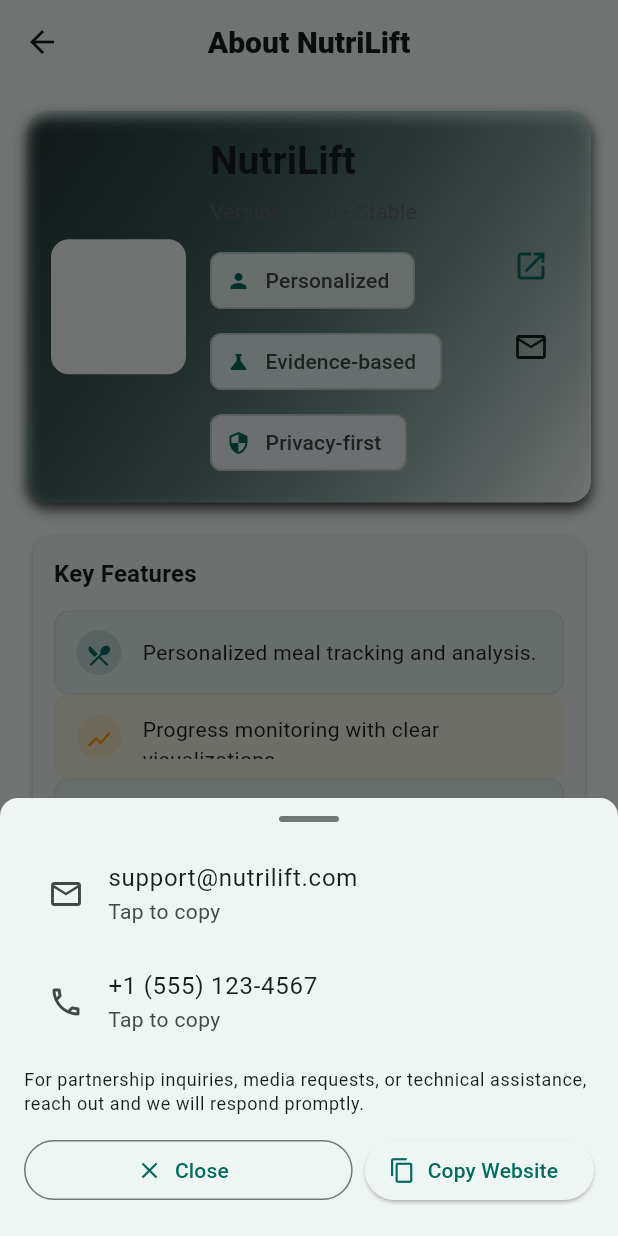
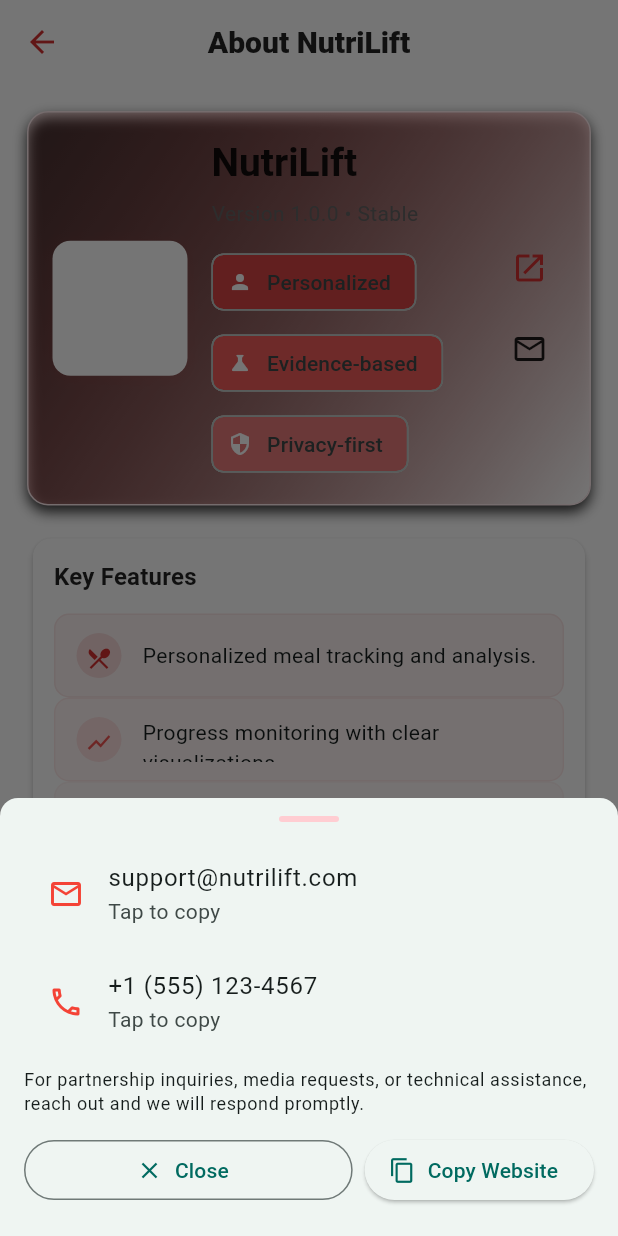
Before and after one commit to lujamanandhar/FYP, a Flutter app: the AboutPage screen opened directly, after a tap on the "email" icon, on a phone screen of 412 x 824 dp. Run offline on Flutter 3.47's test engine with Material 3 defaults, Android fonts, the phone set to English and light mode, and no system bars.

Commit message:
colors updated with theme for about page

```diff
--- a/nutrilift/frontend/lib/about.dart
+++ b/nutrilift/frontend/lib/about.dart
@@ -71,15 +71,15 @@
             child: Column(
               mainAxisSize: MainAxisSize.min,
               children: [
-                Container(height: 4, width: 40, margin: const EdgeInsets.only(bottom: 12), decoration: BoxDecoration(color: theme.dividerColor, borderRadius: BorderRadius.circular(4))),
+                Container(height: 4, width: 40, margin: const EdgeInsets.only(bottom: 12), decoration: BoxDecoration(color: Colors.red.shade100, borderRadius: BorderRadius.circular(4))),
                 ListTile(
-                  leading: const Icon(Icons.email_outlined),
+                  leading: const Icon(Icons.email_outlined, color: Colors.red),
                   title: const Text('support@nutrilift.com'),
                   subtitle: const Text('Tap to copy'),
                   onTap: () => _copyToClipboard('support@nutrilift.com', 'Email'),
                 ),
                 ListTile(
-                  leading: const Icon(Icons.phone_outlined),
+                  leading: const Icon(Icons.phone_outlined, color: Colors.red),
                   title: const Text('+1 (555) 123-4567'),
                   subtitle: const Text('Tap to copy'),
                   onTap: () => _copyToClipboard('+1 (555) 123-4567', 'Phone'),
@@ -113,7 +113,7 @@
       builder: (context) {
         return AlertDialog(
           title: const Text('Website'),
-          content: SelectableText('https://www.nutrilift.com', style: theme.textTheme.bodyMedium?.copyWith(color: theme.colorScheme.primary)),
+          content: SelectableText('https://www.nutrilift.com', style: theme.textTheme.bodyMedium?.copyWith(color: Colors.red.shade700)),
           actions: [
             TextButton(onPressed: () => _copyToClipboard('https://www.nutrilift.com', 'Website'), child: const Text('Copy')),
             TextButton(onPressed: () => Navigator.of(context).pop(), child: const Text('Close')),
@@ -148,20 +148,30 @@
   @override
   Widget build(BuildContext context) {
     final theme = Theme.of(context);
-    final primary = theme.colorScheme.primary;
+
+    // Red & white themed palette
+    final Color primary = Colors.red.shade700;
+    final Color primaryLight = Colors.red.shade400;
+    final Color surface = Colors.white;
+    final Color onSurface = Colors.black87;
+    final Color cardBg = Colors.white;
+    final Color subtleDivider = Colors.red.shade50;
+
     final features = [
       _featureTile(Icons.restaurant_menu, 'Personalized meal tracking and analysis.', primary),
-      _featureTile(Icons.show_chart, 'Progress monitoring with clear visualizations.', Colors.orange),
-      _featureTile(Icons.track_changes, 'Goal planning and adaptive recommendations.', Colors.teal),
+      _featureTile(Icons.show_chart, 'Progress monitoring with clear visualizations.', primaryLight),
+      _featureTile(Icons.track_changes, 'Goal planning and adaptive recommendations.', Colors.red.shade200),
     ];
 
     return Scaffold(
+      backgroundColor: surface,
       appBar: AppBar(
         title: const Text('About NutriLift'),
         centerTitle: true,
         elevation: 0,
-        backgroundColor: theme.colorScheme.surface,
-        foregroundColor: theme.colorScheme.onSurface,
+        backgroundColor: surface,
+        foregroundColor: onSurface,
+        iconTheme: IconThemeData(color: primary),
       ),
       body: FadeTransition(
         opacity: _fadeIn,
@@ -186,9 +196,10 @@
                       },
                       child: Container(
                         decoration: BoxDecoration(
-                          gradient: LinearGradient(colors: [primary.withOpacity(0.12), theme.colorScheme.surface], begin: Alignment.topLeft, end: Alignment.bottomRight),
+                          gradient: LinearGradient(colors: [primary.withOpacity(0.12), surface], begin: Alignment.topLeft, end: Alignment.bottomRight),
                           borderRadius: BorderRadius.circular(14),
                           boxShadow: [BoxShadow(color: Colors.black12.withOpacity(0.8), blurRadius: 8 * _logoScale.value, offset: const Offset(0, 4))],
+                          border: Border.all(color: subtleDivider),
                         ),
                         padding: const EdgeInsets.all(16),
                         child: Row(
@@ -205,8 +216,9 @@
                                   width: 90,
                                   height: 90,
                                   decoration: BoxDecoration(
-                                    color: theme.colorScheme.surface,
+                                    color: surface,
                                     borderRadius: BorderRadius.circular(12),
+                                    boxShadow: [BoxShadow(color: primary.withOpacity(0.08), blurRadius: 8, offset: const Offset(0, 2))],
                                   ),
                                   child: Padding(
                                     padding: const EdgeInsets.all(12),
@@ -220,7 +232,7 @@
                               child: Column(
                                 crossAxisAlignment: CrossAxisAlignment.start,
                                 children: [
-                                  Text('NutriLift', style: theme.textTheme.headlineSmall?.copyWith(fontWeight: FontWeight.bold)),
+                                  Text('NutriLift', style: theme.textTheme.headlineSmall?.copyWith(fontWeight: FontWeight.bold, color: onSurface)),
                                   const SizedBox(height: 6),
                                   Text('Version 1.0.0 • Stable', style: theme.textTheme.bodyMedium?.copyWith(color: Colors.grey[700])),
                                   const SizedBox(height: 12),
@@ -228,9 +240,9 @@
                                     spacing: 8,
                                     runSpacing: 6,
                                     children: [
-                                      Chip(avatar: const Icon(Icons.person, size: 16), label: const Text('Personalized'), backgroundColor: primary.withOpacity(0.08)),
-                                      Chip(avatar: const Icon(Icons.science, size: 16), label: const Text('Evidence-based'), backgroundColor: Colors.teal.withOpacity(0.08)),
-                                      Chip(avatar: const Icon(Icons.security, size: 16), label: const Text('Privacy-first'), backgroundColor: Colors.indigo.withOpacity(0.06)),
+                                      Chip(avatar: const Icon(Icons.person, size: 16, color: Colors.white), label: const Text('Personalized'), backgroundColor: primary.withOpacity(0.9)),
+                                      Chip(avatar: const Icon(Icons.science, size: 16, color: Colors.white), label: const Text('Evidence-based'), backgroundColor: primaryLight.withOpacity(0.95)),
+                                      Chip(avatar: const Icon(Icons.security, size: 16, color: Colors.white), label: const Text('Privacy-first'), backgroundColor: Colors.red.shade300.withOpacity(0.95)),
                                     ],
                                   ),
                                 ],
@@ -240,7 +252,7 @@
                               children: [
                                 IconButton(onPressed: _showWebsiteDialog, icon: Icon(Icons.open_in_new, color: primary), tooltip: 'Website'),
                                 const SizedBox(height: 6),
-                                IconButton(onPressed: _showContactSheet, icon: Icon(Icons.email_outlined, color: theme.colorScheme.onSurface), tooltip: 'Contact'),
+                                IconButton(onPressed: _showContactSheet, icon: Icon(Icons.email_outlined, color: onSurface), tooltip: 'Contact'),
                               ],
                             )
                           ],
@@ -251,6 +263,7 @@
 
                     // Features grid with staggered animations
                     Card(
+                      color: cardBg,
                       shape: RoundedRectangleBorder(borderRadius: BorderRadius.circular(12)),
                       elevation: 2,
                       child: Padding(
@@ -258,7 +271,7 @@
                         child: Column(
                           crossAxisAlignment: CrossAxisAlignment.start,
                           children: [
-                            Text('Key Features', style: theme.textTheme.titleMedium?.copyWith(fontWeight: FontWeight.w700)),
+                            Text('Key Features', style: theme.textTheme.titleMedium?.copyWith(fontWeight: FontWeight.w700, color: onSurface)),
                             const SizedBox(height: 12),
                             GridView.builder(
                               shrinkWrap: true,
@@ -283,6 +296,7 @@
 
                     // Overview / Mission / Privacy
                     Card(
+                      color: cardBg,
                       shape: RoundedRectangleBorder(borderRadius: BorderRadius.circular(12)),
                       elevation: 1,
                       child: Padding(
@@ -290,20 +304,20 @@
                         child: Column(
                           crossAxisAlignment: CrossAxisAlignment.start,
                           children: [
-                            Text('Overview', style: theme.textTheme.titleMedium?.copyWith(fontWeight: FontWeight.w700)),
+                            Text('Overview', style: theme.textTheme.titleMedium?.copyWith(fontWeight: FontWeight.w700, color: onSurface)),
                             const SizedBox(height: 8),
                             Text(
                               'NutriLift is a comprehensive nutrition and fitness application designed to help individuals achieve sustainable health outcomes. We provide tools and guidance grounded in evidence.',
-                              style: theme.textTheme.bodyLarge,
+                              style: theme.textTheme.bodyLarge?.copyWith(color: onSurface),
                             ),
                             const SizedBox(height: 12),
-                            Text('Mission', style: theme.textTheme.titleMedium?.copyWith(fontWeight: FontWeight.w700)),
+                            Text('Mission', style: theme.textTheme.titleMedium?.copyWith(fontWeight: FontWeight.w700, color: onSurface)),
                             const SizedBox(height: 8),
-                            Text('To empower users with clear, actionable insights that make healthy living accessible, measurable, and maintainable.', style: theme.textTheme.bodyLarge),
+                            Text('To empower users with clear, actionable insights that make healthy living accessible, measurable, and maintainable.', style: theme.textTheme.bodyLarge?.copyWith(color: onSurface)),
                             const SizedBox(height: 12),
-                            Text('Privacy & Data', style: theme.textTheme.titleMedium?.copyWith(fontWeight: FontWeight.w700)),
+                            Text('Privacy & Data', style: theme.textTheme.titleMedium?.copyWith(fontWeight: FontWeight.w700, color: onSurface)),
                             const SizedBox(height: 8),
-                            Text('We treat user data with care. Personal information is processed only to provide and improve our services. Visit our website for the full Privacy Policy.', style: theme.textTheme.bodyLarge),
+                            Text('We treat user data with care. Personal information is processed only to provide and improve our services. Visit our website for the full Privacy Policy.', style: theme.textTheme.bodyLarge?.copyWith(color: onSurface)),
                           ],
                         ),
                       ),
@@ -320,14 +334,22 @@
                             onPressed: _showContactSheet,
                             icon: const Icon(Icons.email_outlined),
                             label: const Text('Contact'),
-                            style: ElevatedButton.styleFrom(padding: const EdgeInsets.symmetric(horizontal: 20, vertical: 12)),
+                            style: ElevatedButton.styleFrom(
+                              padding: const EdgeInsets.symmetric(horizontal: 20, vertical: 12),
+                              backgroundColor: primary,
+                              foregroundColor: Colors.white,
+                            ),
                           ),
                           const SizedBox(width: 12),
                           OutlinedButton.icon(
                             onPressed: _showWebsiteDialog,
-                            icon: const Icon(Icons.public),
+                            icon: Icon(Icons.public, color: primary),
                             label: const Text('Website'),
-                            style: OutlinedButton.styleFrom(padding: const EdgeInsets.symmetric(horizontal: 20, vertical: 12)),
+                            style: OutlinedButton.styleFrom(
+                              padding: const EdgeInsets.symmetric(horizontal: 20, vertical: 12),
+                              side: BorderSide(color: primary.withOpacity(0.14)),
+                              foregroundColor: primary,
+                            ),
                           ),
                         ],
                       ),
@@ -338,7 +360,7 @@
                     FadeTransition(
                       opacity: _footerFade,
                       child: Center(
-                        child: Text('© ${DateTime.now().year} NutriLift • Built with care', style: theme.textTheme.bodySmall?.copyWith(color: Colors.grey[600])),
+                        child: Text('© ${DateTime.now().year} NutriLift • Built with care', style: theme.textTheme.bodySmall?.copyWith(color: Colors.grey[700])),
                       ),
                     ),
                     const SizedBox(height: 8),
```
